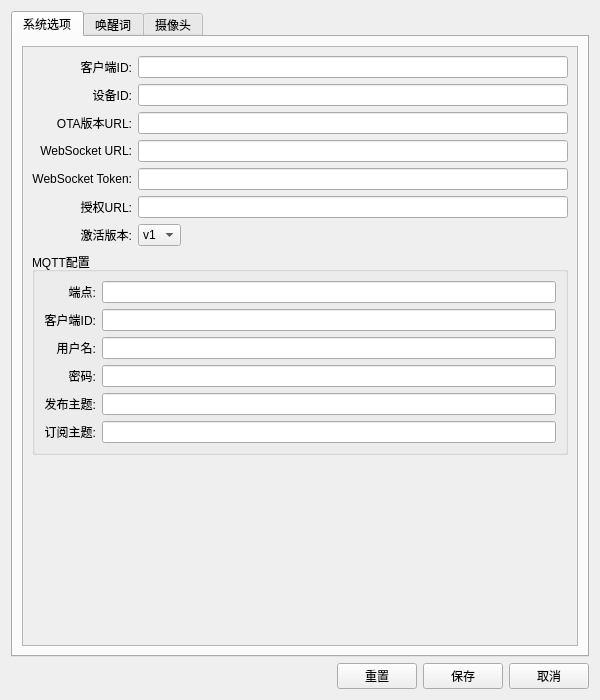
huangjunsen0406/py-xiaozhi, file src/views/settings/settings_window.ui: the form before one commit.
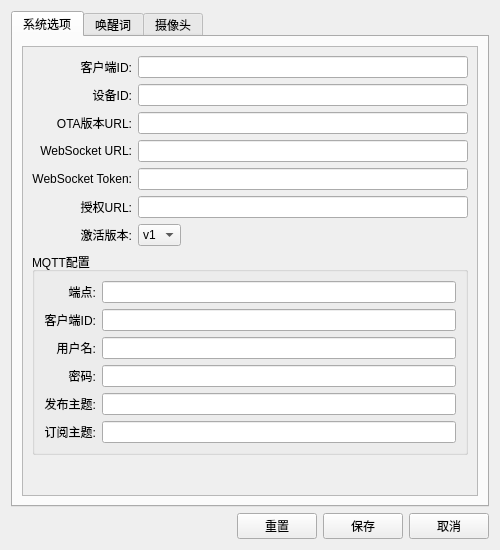
The form after the commit.

Commit message: fix(ui): 修复vnc等无法正常显示问题

What changed in the file:
```diff
--- a/src/views/settings/settings_window.ui
+++ b/src/views/settings/settings_window.ui
@@ -6,10 +6,16 @@
    <rect>
     <x>0</x>
     <y>0</y>
-    <width>600</width>
-    <height>700</height>
+    <width>500</width>
+    <height>550</height>
    </rect>
   </property>
+  <property name="minimumSize">
+   <size>
+    <width>400</width>
+    <height>400</height>
+   </size>
+  </property>
   <property name="windowTitle">
    <string>参数配置</string>
   </property>
```
The commit also changes 2 other files.
